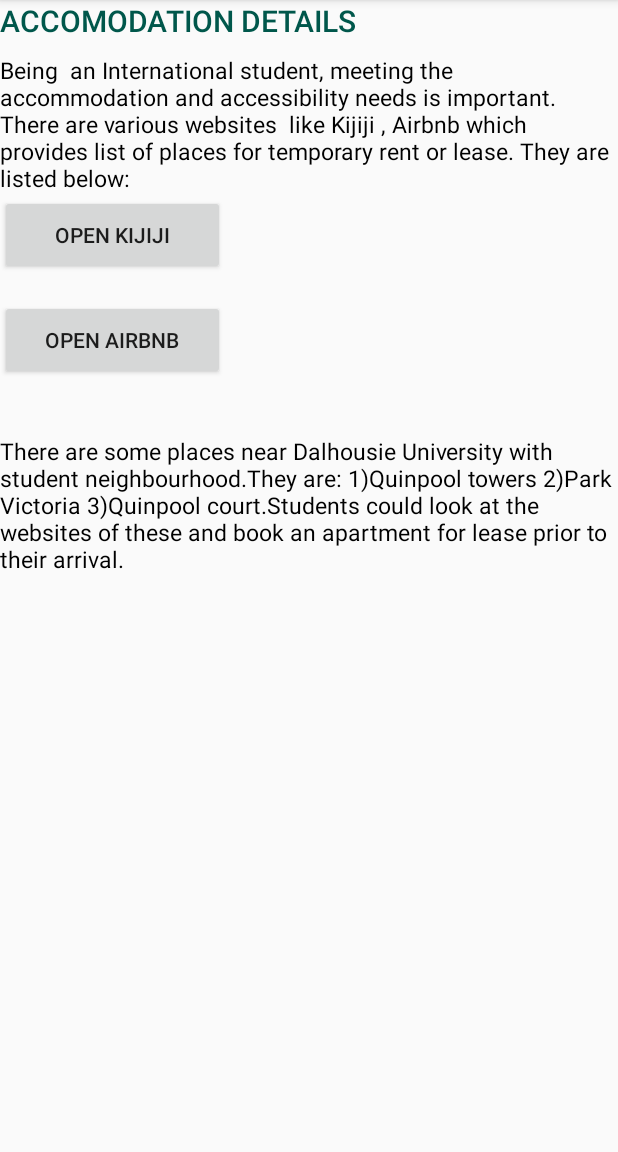
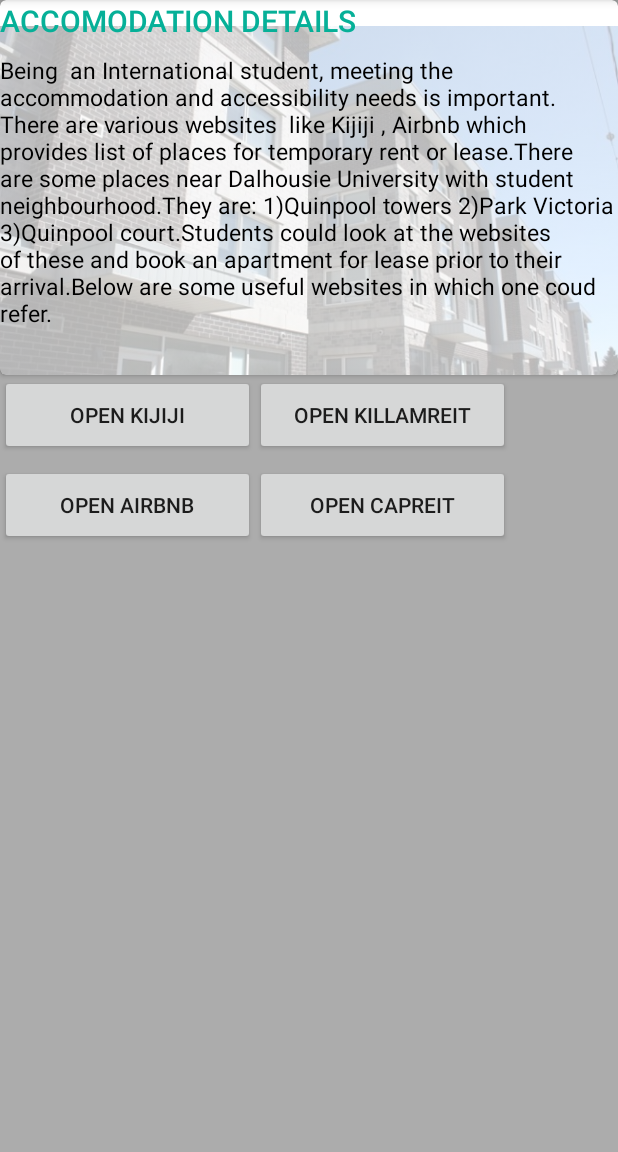
Before and after one commit to VishaaliKadamburSrikanth/AssistMe, an Android app: the fragment AccomodationFragment placed in its activity, on a phone screen of 412 x 824 dp, the part 84-1236 px from its top. Run offline under Robolectric (Android 15) with nearby library versions, the phone set to English and light mode, and no system bars; 1 statement that could not run was skipped.

Commit message:
UpdatedAccomodationTransport

```diff
--- a/app/src/main/AndroidManifest.xml
+++ b/app/src/main/AndroidManifest.xml
@@ -1,6 +1,11 @@
 <?xml version="1.0" encoding="utf-8"?>
 <manifest xmlns:android="http://schemas.android.com/apk/res/android"
     package="com.example.menu">
+
+
+    <uses-permission android:name="android.permission.CALL_PHONE" >
+
+    </uses-permission>
 
     <application
         android:allowBackup="true"
--- a/app/src/main/java/com/example/menu/AccomodationFragment.java
+++ b/app/src/main/java/com/example/menu/AccomodationFragment.java
@@ -47,5 +47,29 @@ public void onActivityCreated(@Nullable Bundle savedInstanceState) {
         }
     });
 
+    Button btn_off4 = (Button) getActivity().findViewById(R.id.Button2);
+    btn_off4.setOnClickListener(new View.OnClickListener() {
+        @Override
+        public void onClick(View v) {
+            Intent i = new Intent(Intent.ACTION_VIEW);
+            i.setData(Uri.parse("https://www.caprent.com/apartments-for-rent/halifax-ns/harbour-view/\n"));
+            getActivity().startActivity(i);
+
+        }
+    });
+
+
+    Button btn_off5= (Button) getActivity().findViewById(R.id.Button3);
+    btn_off5.setOnClickListener(new View.OnClickListener() {
+        @Override
+        public void onClick(View v) {
+            Intent i = new Intent(Intent.ACTION_VIEW);
+            i.setData(Uri.parse("https://killamreit.com/\n"));
+            getActivity().startActivity(i);
+
+        }
+    });
+
 }
+
 }
--- a/app/src/main/java/com/example/menu/MainActivity.java
+++ b/app/src/main/java/com/example/menu/MainActivity.java
@@ -5,6 +5,7 @@ import android.support.design.widget.FloatingActionButton;
 import android.support.design.widget.Snackbar;
 import android.view.View;
 import android.support.design.widget.NavigationView;
+import android.support.v4.app.Fragment;
 import android.support.v4.view.GravityCompat;
 import android.support.v4.widget.DrawerLayout;
 import android.support.v7.app.ActionBarDrawerToggle;
@@ -14,6 +15,8 @@ import android.view.Menu;
 import android.view.MenuItem;
 import android.support.annotation.NonNull;
 import android.widget.Toast;
+import android.content.Context;
+
 
 public class MainActivity extends AppCompatActivity
         implements NavigationView.OnNavigationItemSelectedListener {
--- a/app/src/main/res/layout/fragment_accomodation.xml
+++ b/app/src/main/res/layout/fragment_accomodation.xml
@@ -4,7 +4,24 @@
     xmlns:tools="http://schemas.android.com/tools"
     android:layout_width="match_parent"
     android:layout_height="match_parent"
-    tools:context=".AccomodationFragment">
+    tools:context=".AccomodationFragment"
+    xmlns:card_view="http://schemas.android.com/apk/res-auto"
+    android:background="@color/colorGrey">
+
+    <android.support.v7.widget.CardView
+        xmlns:card_view="http://schemas.android.com/apk/res-auto"
+        android:id="@+id/card_view"
+        android:layout_gravity="center"
+        android:layout_width="match_parent"
+        android:layout_height="250dp"
+        card_view:cardCornerRadius="4dp">
+
+        <ImageView
+            android:layout_width="match_parent"
+            android:layout_height="310dp"
+            android:alpha="0.3"
+            app:srcCompat="@drawable/building"
+            android:contentDescription="TODO"/>
 
         <TextView
             android:id="@+id/textView3"
@@ -12,7 +29,7 @@
             android:layout_height="match_parent"
             android:text="@string/accomodation_details"
             android:textAppearance="@style/TextAppearance.AppCompat.Button"
-        android:textColor="#00574B"
+            android:textColor="#06B098"
             app:layout_constraintBottom_toBottomOf="parent"
             app:layout_constraintLeft_toLeftOf="parent"
             app:layout_constraintRight_toRightOf="parent"
@@ -24,7 +41,7 @@
             android:layout_width="match_parent"
             android:layout_height="match_parent"
             android:layout_marginTop="36dp"
-        android:text="Being  an International student, meeting the accommodation and accessibility needs is important. There are various websites  like Kijiji , Airbnb which provides list of places for temporary rent or lease. They are listed below:"
+            android:text="Being  an International student, meeting the accommodation and accessibility needs is important. There are various websites  like Kijiji , Airbnb which provides list of places for temporary rent or lease.There are some places near Dalhousie University with student neighbourhood.They are: 1)Quinpool towers 2)Park Victoria 3)Quinpool court.Students could look at the websites of these and book an apartment for lease prior to their arrival.Below are some useful websites in which one coud refer."
             android:textColor="#000000"
             app:layout_constraintBottom_toBottomOf="parent"
             app:layout_constraintTop_toTopOf="parent"
@@ -35,19 +52,27 @@
 
 
 
+    </android.support.v7.widget.CardView>
+
+
+
+
+
+
 
     <LinearLayout
         android:layout_width="339dp"
         android:layout_height="79dp"
         android:layout_gravity="bottom"
-        android:layout_marginTop="130dp"
+        android:layout_marginTop="250dp"
         android:orientation="horizontal">
 
         <Button
+
             android:id="@+id/Button"
-            android:layout_width="150dp"
+            android:layout_width="170dp"
             android:layout_height="53dp"
-            android:layout_marginBottom="550dp"
+            android:layout_marginBottom="400dp"
             android:onClick="open"
             android:text="@string/open_kijiji"
             app:layout_constraintBottom_toBottomOf="parent"
@@ -57,21 +82,36 @@
             tools:ignore="OnClick"
             tools:layout_editor_absoluteX="7dp"
             tools:layout_editor_absoluteY="293dp" />
+
+
+        <Button
+            android:id="@+id/Button3"
+            android:layout_width="170dp"
+            android:layout_height="53dp"
+            android:layout_marginBottom="430dp"
+            android:onClick="open"
+            android:text="open killamreit"
+            app:layout_constraintBottom_toBottomOf="parent"
+            app:layout_constraintHorizontal_bias="1.0"
+            app:layout_constraintLeft_toLeftOf="parent"
+            app:layout_constraintRight_toRightOf="parent"
+            tools:ignore="OnClick" />
+
     </LinearLayout>
 
     <LinearLayout
         android:layout_width="339dp"
-        android:layout_height="79dp"
+        android:layout_height="109dp"
         android:layout_gravity="bottom"
-        android:layout_marginTop="200dp"
+        android:layout_marginTop="310dp"
         android:orientation="horizontal">
 
 
         <Button
             android:id="@+id/Button1"
-            android:layout_width="150dp"
+            android:layout_width="170dp"
             android:layout_height="53dp"
-            android:layout_marginBottom="550dp"
+            android:layout_marginBottom="430dp"
             android:onClick="open"
             android:text="@string/open_airbnb"
             app:layout_constraintBottom_toBottomOf="parent"
@@ -79,17 +119,20 @@
             app:layout_constraintLeft_toLeftOf="parent"
             app:layout_constraintRight_toRightOf="parent"
             tools:ignore="OnClick" />
+
+        <Button
+            android:id="@+id/Button2"
+            android:layout_width="170dp"
+            android:layout_height="53dp"
+            android:layout_marginBottom="430dp"
+            android:onClick="open"
+            android:text="open capreit"
+            app:layout_constraintBottom_toBottomOf="parent"
+            app:layout_constraintHorizontal_bias="1.0"
+            app:layout_constraintLeft_toLeftOf="parent"
+            app:layout_constraintRight_toRightOf="parent"
+            tools:ignore="OnClick" />
+
     </LinearLayout>
 
-
-    <TextView
-        android:id="@+id/textView5"
-        android:layout_width="match_parent"
-        android:layout_height="match_parent"
-        android:layout_marginTop="290dp"
-        android:orientation="horizontal"
-        android:text="There are some places near Dalhousie University with student neighbourhood.They are: 1)Quinpool towers 2)Park Victoria 3)Quinpool court.Students could look at the websites of these and book an apartment for lease prior to their arrival."
-        android:textColor="#000000"
-        android:textSize="15sp"/>
-
 </RelativeLayout>
--- a/app/src/main/res/values/colors.xml
+++ b/app/src/main/res/values/colors.xml
@@ -1,7 +1,10 @@
 <?xml version="1.0" encoding="utf-8"?>
 <resources>
+    <color name="colorGreen">#06B098</color>
     <color name="colorPrimary">#008577</color>
     <color name="colorPrimaryDark">#00574B</color>
     <color name="colorAccent">#D81B60</color>
     <color name="colorBlack">#000000</color>
+    <color name="colorGrey">#acacac</color>
+
 </resources>
```
Also changed, not shown: app/src/main/java/com/example/menu/TransportFragment.java (+17 -2 lines), app/src/main/res/layout/fragment_transport.xml (+64 -18 lines), app/src/main/res/drawable/building.jpg (added). Lines whose indentation alone changed are shown as unchanged.
